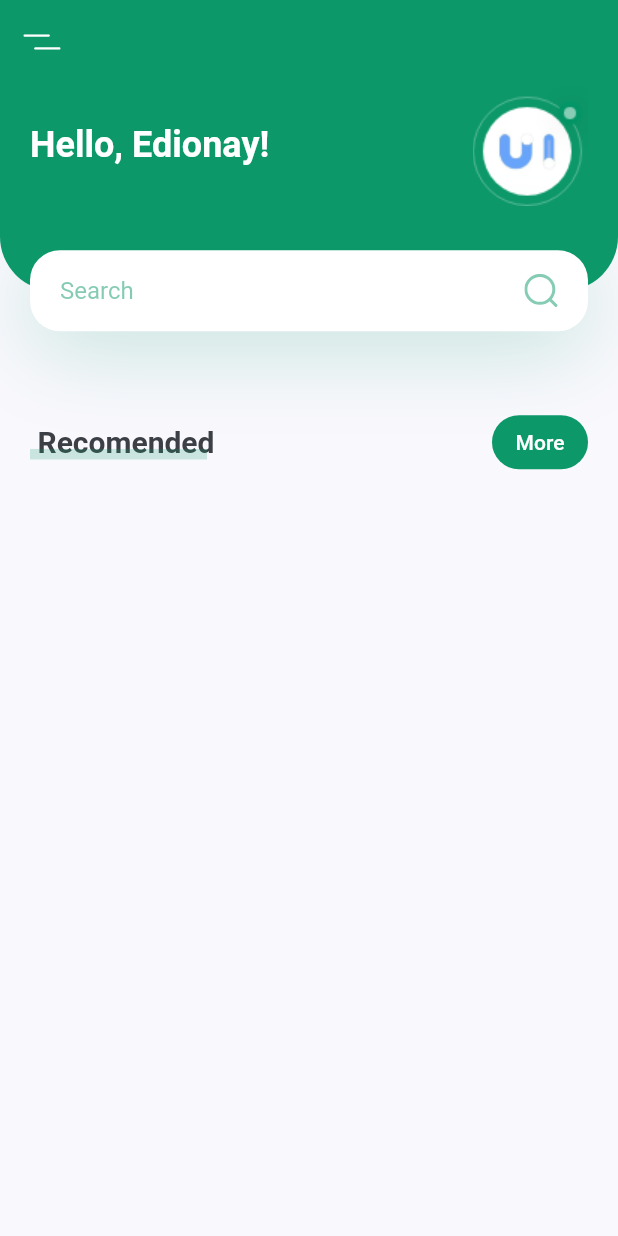
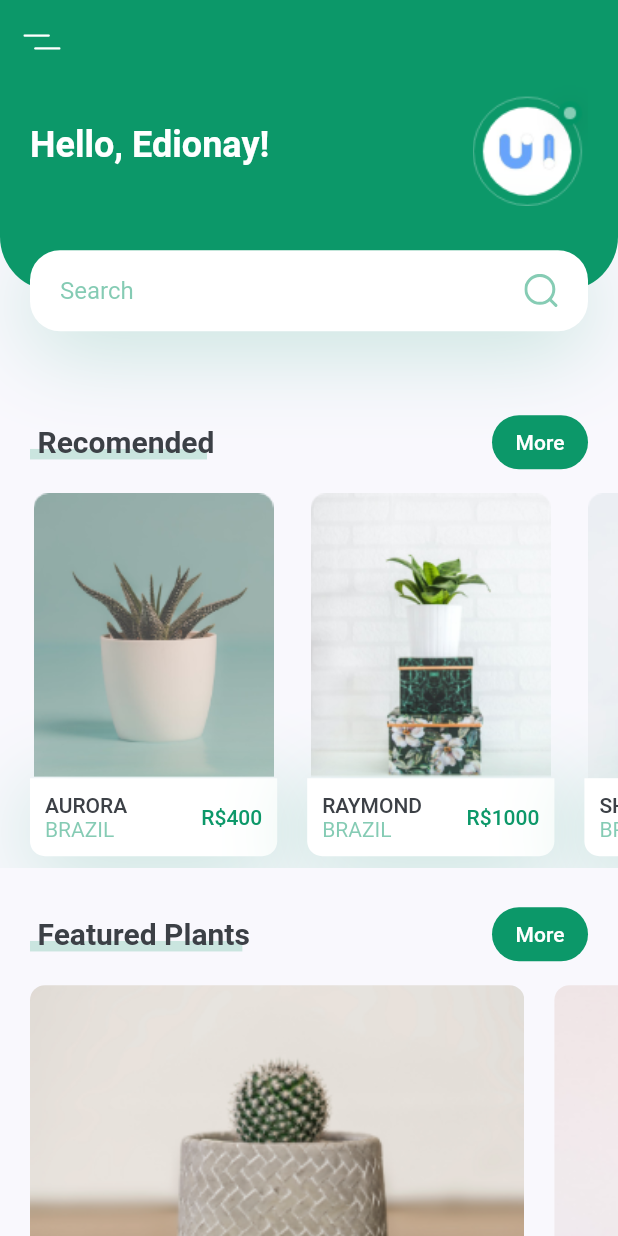
Before and after one commit to edionay/plant_app, a Flutter app: the screen it shows after launch, on a phone screen of 412 x 824 dp. Run offline on Flutter 3.47's test engine with Material 2 defaults, Android fonts, the phone set to English and light mode, and no system bars; our stand-ins replace flutter_svg.

Commit message:
Add featured plants section

```diff
--- a/plant_app/lib/screens/home/components/body.dart
+++ b/plant_app/lib/screens/home/components/body.dart
@@ -1,19 +1,28 @@
 import 'package:flutter/material.dart';
+import 'package:plant_app/constants.dart';
 import 'package:plant_app/screens/home/components/title_with_more_button.dart';
 
+import 'featured_plants.dart';
+import 'recomended_plants.dart';
 import 'header_with_searchbox.dart';
 
 class PlantAppBody extends StatelessWidget {
-  const PlantAppBody({Key? key}) : super(key: key);
-
   @override
   Widget build(BuildContext context) {
-    Size size = MediaQuery.of(context).size;
     return SingleChildScrollView(
       child: Column(
         children: [
-          HeaderWithSearchBox(size: size),
+          HeaderWithSearchBox(),
           TitleWithMoreButton('Recomended', () {}),
+          RecomendedPlants(),
+          SizedBox(
+            height: kDefaultPadding,
+          ),
+          TitleWithMoreButton('Featured Plants', () {}),
+          FeaturedPlants(),
+          SizedBox(
+            height: kDefaultPadding,
+          )
         ],
       ),
     );
--- /dev/null
+++ b/plant_app/lib/screens/home/components/featured_plant_card.dart
@@ -0,0 +1,32 @@
+import 'package:flutter/material.dart';
+
+import '../../../constants.dart';
+
+class FeaturedPlantCard extends StatelessWidget {
+  FeaturedPlantCard({required this.image, required this.onPress});
+
+  final String image;
+  Function onPress;
+
+  @override
+  Widget build(BuildContext context) {
+    Size size = MediaQuery.of(context).size;
+    return GestureDetector(
+      onTap: () {
+        onPress();
+      },
+      child: Container(
+        margin: EdgeInsets.only(
+            left: kDefaultPadding,
+            top: kDefaultPadding / 2,
+            bottom: kDefaultPadding / 2),
+        width: size.width * 0.8,
+        height: 185,
+        decoration: BoxDecoration(
+            borderRadius: BorderRadius.circular(10),
+            image:
+                DecorationImage(image: AssetImage(image), fit: BoxFit.cover)),
+      ),
+    );
+  }
+}
--- /dev/null
+++ b/plant_app/lib/screens/home/components/featured_plants.dart
@@ -0,0 +1,32 @@
+import 'package:flutter/material.dart';
+
+import '../../../constants.dart';
+import 'featured_plant_card.dart';
+
+class FeaturedPlants extends StatelessWidget {
+  const FeaturedPlants({
+    Key? key,
+  }) : super(key: key);
+
+  @override
+  Widget build(BuildContext context) {
+    return SingleChildScrollView(
+      scrollDirection: Axis.horizontal,
+      child: Row(
+        children: [
+          FeaturedPlantCard(
+            image: 'assets/images/bottom_img_1.png',
+            onPress: () {},
+          ),
+          FeaturedPlantCard(
+            image: 'assets/images/bottom_img_2.png',
+            onPress: () {},
+          ),
+          SizedBox(
+            width: kDefaultPadding,
+          )
+        ],
+      ),
+    );
+  }
+}
--- a/plant_app/lib/screens/home/components/header_with_searchbox.dart
+++ b/plant_app/lib/screens/home/components/header_with_searchbox.dart
@@ -4,15 +4,10 @@ import 'package:flutter_svg/svg.dart';
 import '../../../constants.dart';
 
 class HeaderWithSearchBox extends StatelessWidget {
-  const HeaderWithSearchBox({
-    Key? key,
-    required this.size,
-  }) : super(key: key);
-
-  final Size size;
-
   @override
   Widget build(BuildContext context) {
+    Size size = MediaQuery.of(context).size;
+
     return Container(
       margin: EdgeInsets.only(bottom: kDefaultPadding * 2.5),
       height: size.height * 0.2,
--- /dev/null
+++ b/plant_app/lib/screens/home/components/recomended_plant_card.dart
@@ -0,0 +1,83 @@
+import 'package:flutter/material.dart';
+
+import '../../../constants.dart';
+
+class RecomendedPlantCard extends StatelessWidget {
+  RecomendedPlantCard(
+      {required this.image,
+      required this.title,
+      required this.country,
+      required this.price,
+      this.onPress});
+
+  final String image, title, country;
+  final int price;
+  Function? onPress;
+
+  @override
+  Widget build(BuildContext context) {
+    Size size = MediaQuery.of(context).size;
+
+    return GestureDetector(
+      onTap: () {
+        onPress!();
+      },
+      child: Container(
+        margin: EdgeInsets.only(
+            left: kDefaultPadding,
+            top: kDefaultPadding / 2,
+            bottom: kDefaultPadding * 0.4),
+        width: size.width * 0.4,
+        child: Column(
+          children: [
+            Image.asset(image),
+            Container(
+              padding: EdgeInsets.all(kDefaultPadding / 2),
+              decoration: BoxDecoration(
+                borderRadius: BorderRadius.only(
+                  bottomRight: Radius.circular(10),
+                  bottomLeft: Radius.circular(10),
+                ),
+                color: Colors.white,
+                boxShadow: [
+                  BoxShadow(
+                    offset: Offset(0, 10),
+                    blurRadius: 50,
+                    color: kPrimaryColor.withOpacity(0.23),
+                  ),
+                ],
+              ),
+              child: Row(
+                children: [
+                  RichText(
+                    text: TextSpan(
+                      children: [
+                        TextSpan(
+                            text: '$title\n'.toUpperCase(),
+                            style: Theme.of(context).textTheme.button),
+                        TextSpan(
+                          text: country.toUpperCase(),
+                          style: TextStyle(
+                            color: kPrimaryColor.withOpacity(0.5),
+                          ),
+                        ),
+                      ],
+                    ),
+                  ),
+                  Spacer(),
+                  Text(
+                    'R\$$price',
+                    style: Theme.of(context)
+                        .textTheme
+                        .button!
+                        .copyWith(color: kPrimaryColor),
+                  )
+                ],
+              ),
+            )
+          ],
+        ),
+      ),
+    );
+  }
+}
--- /dev/null
+++ b/plant_app/lib/screens/home/components/recomended_plants.dart
@@ -0,0 +1,41 @@
+import 'package:flutter/material.dart';
+import 'package:plant_app/constants.dart';
+import 'package:plant_app/screens/home/components/recomended_plant_card.dart';
+
+class RecomendedPlants extends StatelessWidget {
+  const RecomendedPlants({
+    Key? key,
+  }) : super(key: key);
+
+  @override
+  Widget build(BuildContext context) {
+    return SingleChildScrollView(
+      scrollDirection: Axis.horizontal,
+      child: Row(
+        children: [
+          RecomendedPlantCard(
+            image: 'assets/images/image_1.png',
+            title: 'Aurora',
+            country: 'Brazil',
+            price: 400,
+          ),
+          RecomendedPlantCard(
+            image: 'assets/images/image_2.png',
+            title: 'Raymond',
+            country: 'Brazil',
+            price: 1000,
+          ),
+          RecomendedPlantCard(
+            image: 'assets/images/image_3.png',
+            title: 'Sherb',
+            country: 'Brazil',
+            price: 650,
+          ),
+          SizedBox(
+            width: kDefaultPadding,
+          )
+        ],
+      ),
+    );
+  }
+}
--- a/plant_app/lib/screens/home/components/title_with_custom_underline.dart
+++ b/plant_app/lib/screens/home/components/title_with_custom_underline.dart
@@ -11,13 +11,6 @@ class TitleWithCustomUnderline extends StatelessWidget {
   Widget build(BuildContext context) {
     return Stack(
       children: [
-        Padding(
-          padding: const EdgeInsets.only(left: kDefaultPadding / 4),
-          child: Text(
-            title,
-            style: TextStyle(fontSize: 20.0, fontWeight: FontWeight.bold),
-          ),
-        ),
         Positioned(
           bottom: 0,
           left: 0,
@@ -27,7 +20,14 @@ class TitleWithCustomUnderline extends StatelessWidget {
             height: 7.0,
             color: kPrimaryColor.withOpacity(0.2),
           ),
-        )
+        ),
+        Padding(
+          padding: const EdgeInsets.only(left: kDefaultPadding / 4),
+          child: Text(
+            title,
+            style: TextStyle(fontSize: 20.0, fontWeight: FontWeight.bold),
+          ),
+        ),
       ],
     );
   }
```
